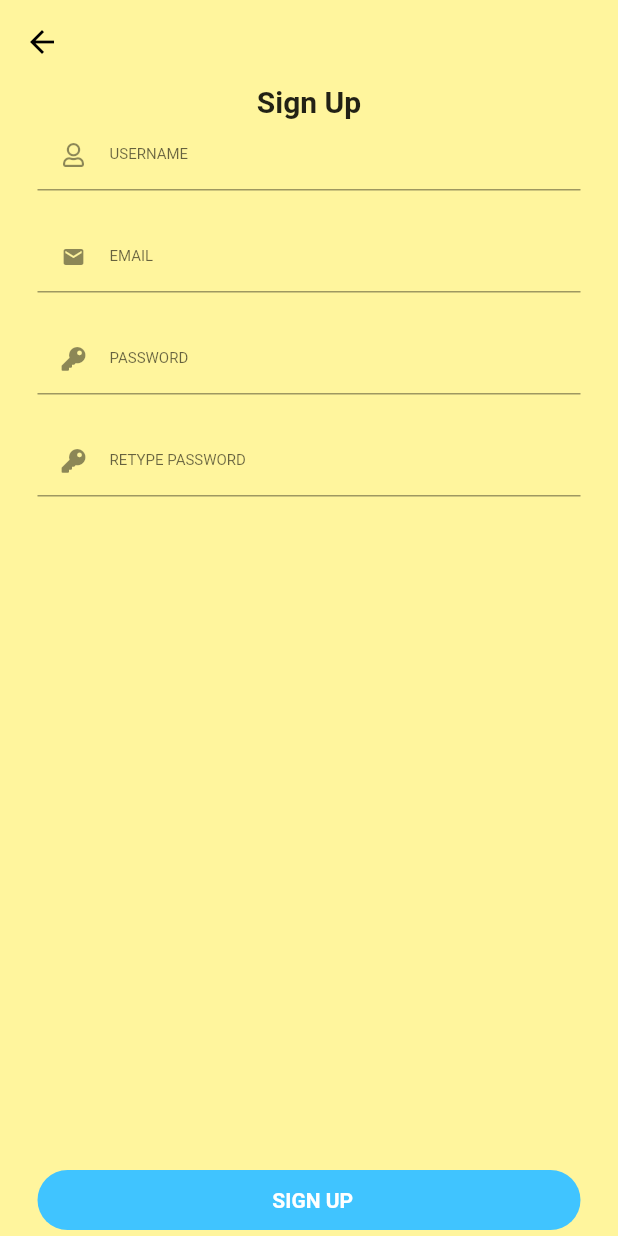
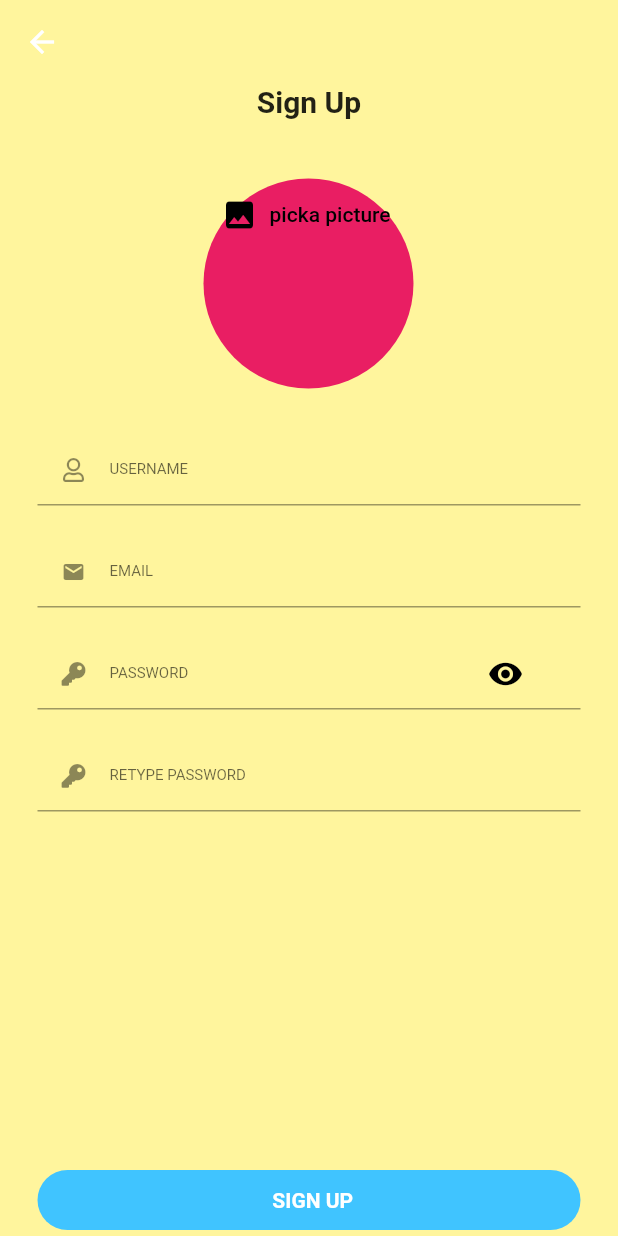
Before and after one commit to SIMOHANNANI/ChatApp, a Flutter app: the screen it shows after launch, after a tap on "Sign Up", on a phone screen of 412 x 824 dp. Run offline on Flutter 3.47's test engine with Material 2 defaults, Android fonts, the phone set to English and light mode, and no system bars; our stand-ins replace bubble, cloud_firestore, email_validator, firebase_auth, font_awesome_flutter; accounts and stored records are empty.

Commit message:
adding profile picture for the user

```diff
--- a/lib/main.dart
+++ b/lib/main.dart
@@ -15,7 +15,7 @@ class MyApp extends StatelessWidget {
       debugShowCheckedModeBanner: false,
       title: 'Chat App',
       theme: ThemeData(
-        primaryColor: Colors.orangeAccent[200],
+        primaryColor: Colors.green,
         primaryColorDark: Colors.pink,
         primarySwatch: Colors.blue,
         errorColor: Colors.orange,
--- a/lib/screens/sign_up_screen.dart
+++ b/lib/screens/sign_up_screen.dart
@@ -28,6 +28,7 @@ class _SignUpScreenState extends State<SignUpScreen> {
   final TextEditingController _username = TextEditingController();
   var _isLoading = false;
   final _auth = FirebaseAuth.instance;
+  bool _isVisible = false;
 
   Future<void> _signUp(
       String username, String email, String password, BuildContext ctx) async {
@@ -49,6 +50,7 @@ class _SignUpScreenState extends State<SignUpScreen> {
       setState(() {
         _isLoading = false;
       });
+      Navigator.of(ctx).pop();
     } on PlatformException catch (e) {
       setState(() {
         _isLoading = false;
@@ -111,6 +113,20 @@ class _SignUpScreenState extends State<SignUpScreen> {
                           style: TextStyle(
                               fontSize: 20.0, fontWeight: FontWeight.bold),
                         ),
+
+                      ),
+                      SizedBox(height: 10.0,),
+                      SizedBox(
+                        height: 200.0,
+                        width: 200.0,
+                        child: Center(
+                          child: Stack(
+                            children: <Widget>[
+                              CircleAvatar(radius: 70.0,),
+                              FlatButton.icon(onPressed: (){}, icon: Icon(Icons.image), label: Text('picka picture'))
+                            ],
+                          ),
+                        ),
                       ),
                       TextFormField(
                         controller: _username,
@@ -171,8 +187,8 @@ class _SignUpScreenState extends State<SignUpScreen> {
                         height: 20.0,
                       ),
                       TextFormField(
+                        obscureText: !_isVisible,
                         controller: _password,
-                        obscureText: true,
                         decoration: InputDecoration(
                           prefixIcon: Icon(
                             FontAwesomeIcons.key,
@@ -180,6 +196,18 @@ class _SignUpScreenState extends State<SignUpScreen> {
                           ),
                           labelText: 'PASSWORD',
                           labelStyle: TextStyle(fontSize: 10.0),
+                          suffixIcon: FlatButton.icon(
+                              onPressed: (){
+                                setState(() {
+                                  _isVisible = !_isVisible;
+                                });
+                              },
+                              icon: Icon(
+                                !_isVisible
+                                    ? Icons.remove_red_eye
+                                    : Icons.visibility_off,
+                              ),
+                              label: Text('')),
                           contentPadding: EdgeInsets.symmetric(
                               vertical: 0.0, horizontal: 0.0),
                         ),
@@ -198,8 +226,8 @@ class _SignUpScreenState extends State<SignUpScreen> {
                         height: 20.0,
                       ),
                       TextFormField(
+                        obscureText: !_isVisible,
                         controller: _confirmPassword,
-                        obscureText: true,
                         decoration: InputDecoration(
                           prefixIcon: Icon(
                             FontAwesomeIcons.key,
--- a/lib/widgets/chat/input_new_message.dart
+++ b/lib/widgets/chat/input_new_message.dart
@@ -52,7 +52,7 @@ class _InputNewMessage extends State<InputNewMessage> {
   Widget build(BuildContext context) {
     return Row(
 //      mainAxisAlignment: MainAxisAlignment.end,
-      crossAxisAlignment: CrossAxisAlignment.center,
+      crossAxisAlignment: CrossAxisAlignment.end,
       children: <Widget>[
         Expanded(
           child: Container(
@@ -107,7 +107,7 @@ class _InputNewMessage extends State<InputNewMessage> {
           ),
         ),
         SizedBox(
-          width: 20.0,
+          width: 12.0,
         ),
       ],
     );
--- a/pubspec.yaml
+++ b/pubspec.yaml
@@ -28,6 +28,7 @@ dependencies:
   email_validator: ^1.0.0
   firebase_auth: ^0.16.1
   intl: ^0.16.1
+  bubble: ^1.1.9+1
 
 
   # The following adds the Cupertino Icons font to your application.
```
Also changed, not shown: lib/screens/chat_screen.dart (+38 -28 lines), lib/widgets/chat/message_bubble.dart (+118 -32 lines), lib/widgets/chat/messages.dart (+10 -4 lines), pubspec.lock.
